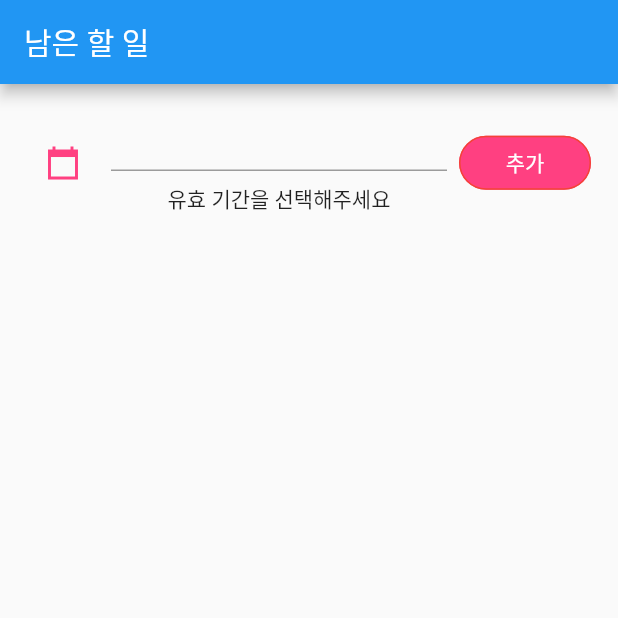
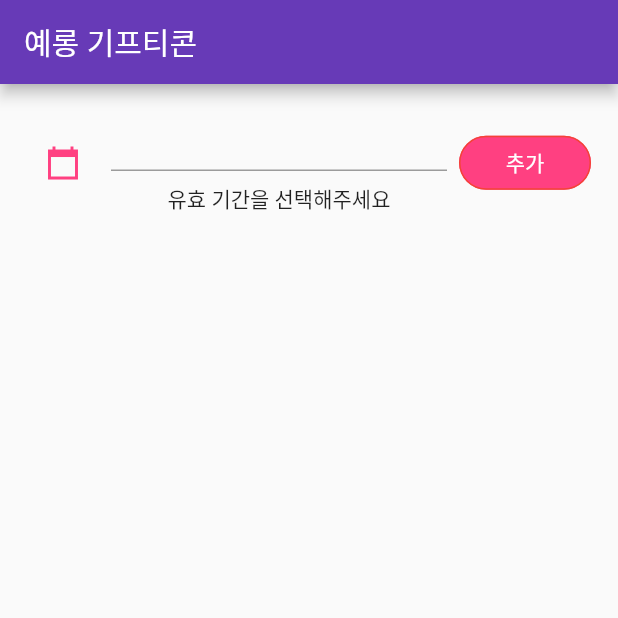
Before and after one commit to uyttyu7532/GifticonManage_Flutter, a Flutter app: the screen it shows after launch, on a phone screen of 412 x 824 dp, the top half of it. Run offline on Flutter 3.47's test engine with Material 2 defaults, Android fonts, the phone set to English and light mode, and no system bars; our stand-ins replace cloud_firestore; accounts and stored records are empty.

Commit message:
유효기간 정렬

```diff
--- a/lib/main.dart
+++ b/lib/main.dart
@@ -13,7 +13,7 @@ class MyApp extends StatelessWidget {
     return MaterialApp(
       title: '할 일 관리',
       theme: ThemeData(
-        primarySwatch: Colors.blue,
+        primarySwatch: Colors.deepPurple,
         visualDensity: VisualDensity.adaptivePlatformDensity,
       ),
       home: TodoListPage(),
@@ -77,7 +77,7 @@ class _TodoListPageState extends State<TodoListPage> {
   Widget build(BuildContext context) {
     return Scaffold(
       appBar: AppBar(
-        title: Text('남은 할 일'),
+        title: Text('예롱 기프티콘'),
       ),
       body: Padding(
         padding: const EdgeInsets.all(10.0),
@@ -153,12 +153,24 @@ class _TodoListPageState extends State<TodoListPage> {
             ),
             StreamBuilder<QuerySnapshot>(
                 // 스트림은 자료가 변경되었을 때 반응하여 화면을 다시 그려준다.
-                stream: Firestore.instance.collection('todo').snapshots(),
+                stream: Firestore.instance
+                    .collection('todo')
+                    // .orderBy('isDone', descending: false)
+                    // .orderBy("expired", descending: false)
+                    .snapshots(),
                 builder: (context, snapshot) {
                   if (!snapshot.hasData) {
                     return CircularProgressIndicator();
                   }
+
                   final documents = snapshot.data.documents;
+                  documents.sort((a, b) => b['isDone']
+                      ? (a['expired'].compareTo(b['expired']) <= 0
+                          ? -1
+                          : -2) // 오름차순
+                      : (a['expired'].compareTo(b['expired']) <= 0
+                          ? 2
+                          : 1)); // 내림차순
 
                   // UI 반환
                   return Expanded(
@@ -178,6 +190,7 @@ class _TodoListPageState extends State<TodoListPage> {
     final todo = Todo(doc["title"],
         expired: doc['expired'], used: doc['used'], isDone: doc['isDone']);
     return ListTile(
+      leading: FlutterLogo(),
       onTap: () => _toggleTodo(doc),
       title: Text(
         todo.title,
```
